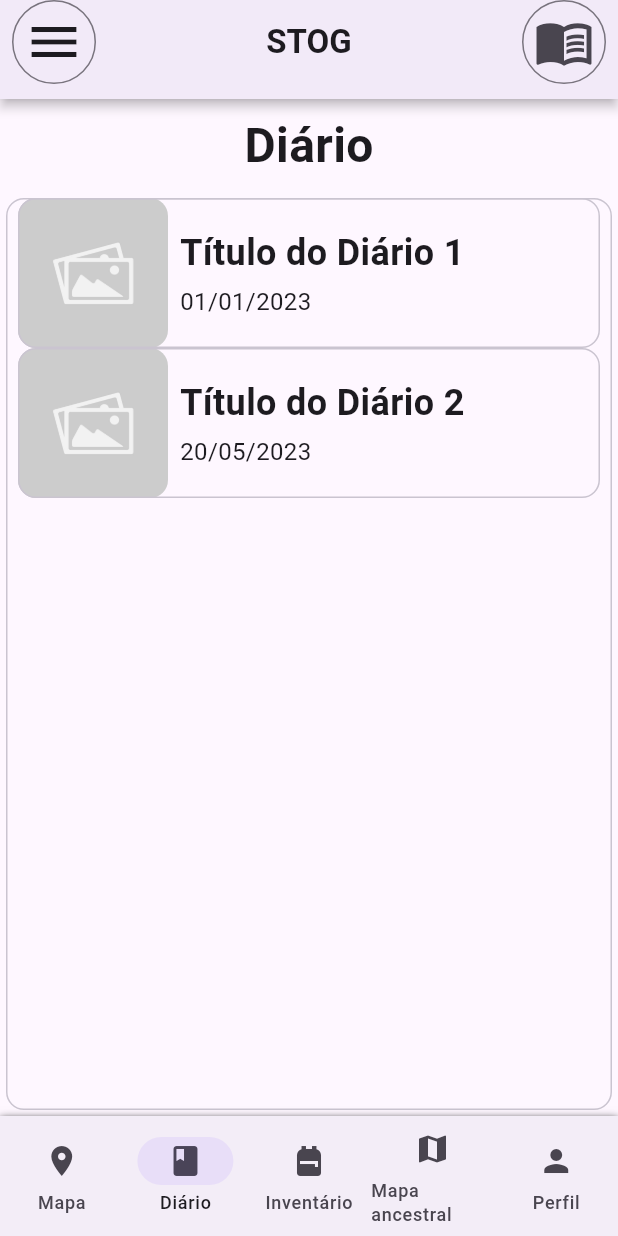
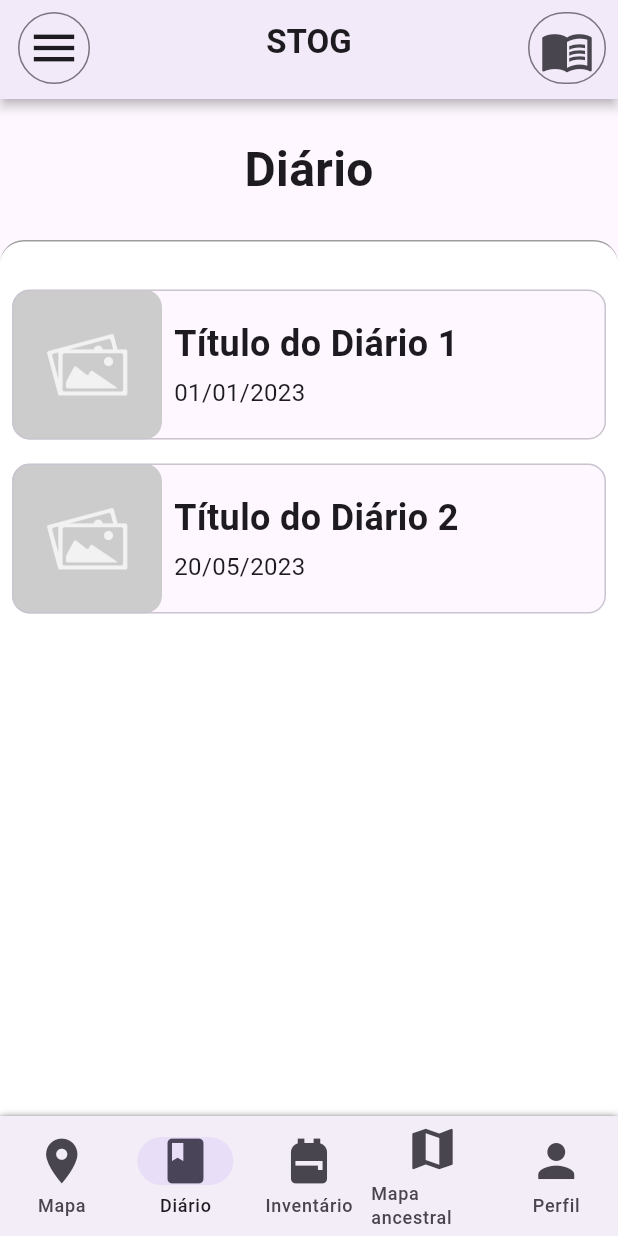
Before and after one commit to TinhoFZ/PI, a Flutter app: the screen it shows after launch, item 2 of the bottom bar chosen, on a phone screen of 412 x 824 dp. Run offline on Flutter 3.47's test engine with Material 3 defaults, Android fonts, the phone set to English and light mode, and no system bars.

Commit message:
Diário melhorado. Novo widget para ser usado
Padding de diário foi consertada. Agora a parte do menu grande foi separada em seu próprio widget para ser usada no futuro.

```diff
--- a/lib/main.dart
+++ b/lib/main.dart
@@ -1,7 +1,8 @@
 import 'package:flutter/material.dart';
-import 'views/diario.dart';
 import 'widgets/bottom_nav_bar.dart';
 import 'widgets/app_bar.dart';
+import 'views/diario.dart';
+import 'views/inventario.dart';
 
 void main() {
   runApp(const MyApp());
@@ -48,10 +49,7 @@ class _MyAppState extends State<MyApp> {
 
           Diario(),
 
-          // Inventário
-          Card(
-            child: const Text('Conteúdo da página 3'),
-          ),
+          Inventario(),
 
           // Mapa ancestral
           Card(
--- a/lib/views/diario.dart
+++ b/lib/views/diario.dart
@@ -1,5 +1,6 @@
 import 'package:flutter/material.dart';
 import '../widgets/diario_card.dart';
+import '../widgets/menu_grande.dart';
 
 class Diario extends StatelessWidget {
   const Diario({super.key});
@@ -9,7 +10,7 @@ class Diario extends StatelessWidget {
     return Column(
       children: [
         Padding(
-          padding: const EdgeInsets.symmetric(vertical: 8.0),
+          padding: const EdgeInsets.symmetric(vertical: 24.0),
           child: Text(
             'Diário',
             style: TextStyle(
@@ -19,17 +20,20 @@ class Diario extends StatelessWidget {
           ),
         ),
 
-        // ADICIONAR UM EXTEND PRA SIZED BOX
         Expanded(
-          child: Card.outlined(
+          child: MenuGrande(
             child: Padding(
               padding: const EdgeInsets.symmetric(horizontal: 8.0),
               child: Column(
+                spacing: 16.0,
                 children: [
-                  const DiarioCard(
-                    imagem: 'assets/placeholder.jpg',
-                    titulo: 'Título do Diário 1',
-                    data: '01/01/2023',
+                  Padding(
+                    padding: EdgeInsets.only(top: 32.0),
+                      child: const DiarioCard(
+                        imagem: 'assets/placeholder.jpg',
+                        titulo: 'Título do Diário 1',
+                        data: '01/01/2023',
+                      ),
                   ),
                   const DiarioCard(
                     imagem: 'assets/placeholder.jpg',
--- /dev/null
+++ b/lib/views/inventario.dart
@@ -0,0 +1,33 @@
+import 'package:flutter/material.dart';
+
+class Inventario extends StatelessWidget {
+  const Inventario({super.key});
+
+  @override
+  Widget build(BuildContext context) {
+    return Column(
+      children: [
+        Padding(
+          padding: const EdgeInsets.symmetric(vertical: 24.0),
+          child: Text(
+            'Inventário',
+            style: TextStyle(
+              fontSize: 32,
+              fontWeight: FontWeight.bold,
+            ),
+          ),
+        ),
+        Expanded(
+          child: Center(
+            child: Text('Escolhes de inventário'),
+          ),
+        ),
+        Expanded(
+          child: Center(
+            child: Text('Informações do inventário'),
+          ),
+        ),
+      ],
+    );
+  }
+}
--- a/lib/widgets/app_bar.dart
+++ b/lib/widgets/app_bar.dart
@@ -21,7 +21,7 @@ class AppBarWidget extends StatelessWidget implements PreferredSizeWidget {
         ),
       ),
       leading: Padding(
-        padding: const EdgeInsets.only(left: 8.0),
+        padding: const EdgeInsets.only(left: 8.0, top: 8.0),
         child: IconButton.outlined(
           visualDensity: VisualDensity.compact,
           style: OutlinedButton.styleFrom(
@@ -30,7 +30,7 @@ class AppBarWidget extends StatelessWidget implements PreferredSizeWidget {
           ),
           icon: const Icon(
             Icons.menu,
-            size: 40,
+            size: 36,
           ),
           onPressed: () {
             // ADICIONAR AÇÃO PARA ABRIR O MENU LATERAL AQUI
@@ -39,11 +39,11 @@ class AppBarWidget extends StatelessWidget implements PreferredSizeWidget {
       ),
       actions: [
         Padding(
-          padding: const EdgeInsets.only(right: 8.0),
+          padding: const EdgeInsets.only(right: 8.0, top: 8.0),
           child: IconButton.outlined(
             icon: const Icon(
               Icons.menu_book,
-              size: 40,
+              size: 36,
             ),
             onPressed: () {
               // ADICIONAR AÇÃO PARA ABRIR O MENU DE MISSÕES AQUI
--- a/lib/widgets/bottom_nav_bar.dart
+++ b/lib/widgets/bottom_nav_bar.dart
@@ -37,23 +37,38 @@ class _BottomNavBarState extends State<BottomNavBar> {
 
         destinations: const <NavigationDestination>[
           NavigationDestination(
-            icon: Icon(Icons.location_on),
+            icon: Icon(
+              Icons.location_on,
+              size: 36,
+            ),
             label: 'Mapa',
           ),
           NavigationDestination(
-            icon: Icon(Icons.book),
+            icon: Icon(
+              Icons.book,
+              size: 36,
+            ),
             label: 'Diário',
           ),
           NavigationDestination(
-            icon: Icon(Icons.backpack),
+            icon: Icon(
+              Icons.backpack,
+              size: 36,
+            ),
             label: 'Inventário',
           ),
           NavigationDestination(
-            icon: Icon(Icons.map),
+            icon: Icon(
+              Icons.map,
+              size: 36,
+            ),
             label: 'Mapa ancestral',
           ),
           NavigationDestination(
-            icon: Icon(Icons.person),
+            icon: Icon(
+              Icons.person,
+              size: 36,
+            ),
             label: 'Perfil',
           ),
         ],
--- a/lib/widgets/diario_card.dart
+++ b/lib/widgets/diario_card.dart
@@ -23,7 +23,6 @@ class DiarioCard extends StatelessWidget {
       margin: EdgeInsets.zero,
       child: Row(
         children: [
-
           ClipRRect(
             borderRadius: BorderRadius.circular(12),
             child: Image.asset(
--- /dev/null
+++ b/lib/widgets/menu_grande.dart
@@ -0,0 +1,32 @@
+import 'package:flutter/material.dart';
+
+class MenuGrande extends StatelessWidget {
+  final Widget child;
+
+  const MenuGrande({
+    super.key,
+    required this.child,
+  });
+
+  @override
+  Widget build(BuildContext context) {
+    return Container(
+    margin: EdgeInsets.zero,
+    decoration: const BoxDecoration(
+      color: Colors.white,
+      border: Border(
+        top: BorderSide(
+          color: Colors.grey,
+          width: 1.0,
+        ),
+      ),
+      borderRadius: BorderRadius.only(
+        topLeft: Radius.circular(16),
+        topRight: Radius.circular(16),
+      ),
+    ),
+    child: child,
+    );
+  }
+
+}
```
